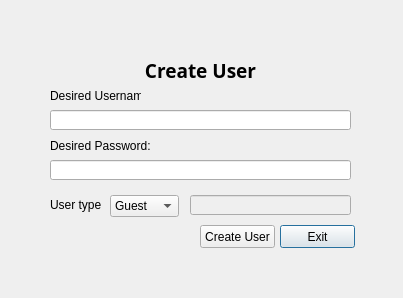
Qt form CoolCats/createuser.ui (25wes25/include-dad-) before a commit.
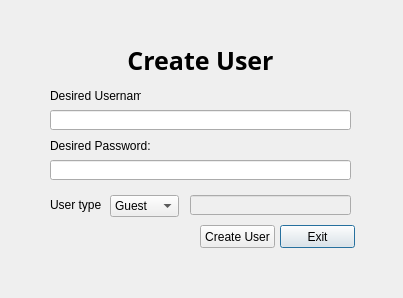
The same form after that commit.

What changed in the file:
```diff
--- a/CoolCats/createuser.ui
+++ b/CoolCats/createuser.ui
@@ -135,15 +135,15 @@
    <property name="geometry">
     <rect>
      <x>50</x>
-     <y>55</y>
+     <y>35</y>
      <width>301</width>
-     <height>31</height>
+     <height>51</height>
     </rect>
    </property>
    <property name="font">
     <font>
      <family>Plantagenet Cherokee</family>
-     <pointsize>14</pointsize>
+     <pointsize>19</pointsize>
      <weight>75</weight>
      <bold>true</bold>
     </font>
```
